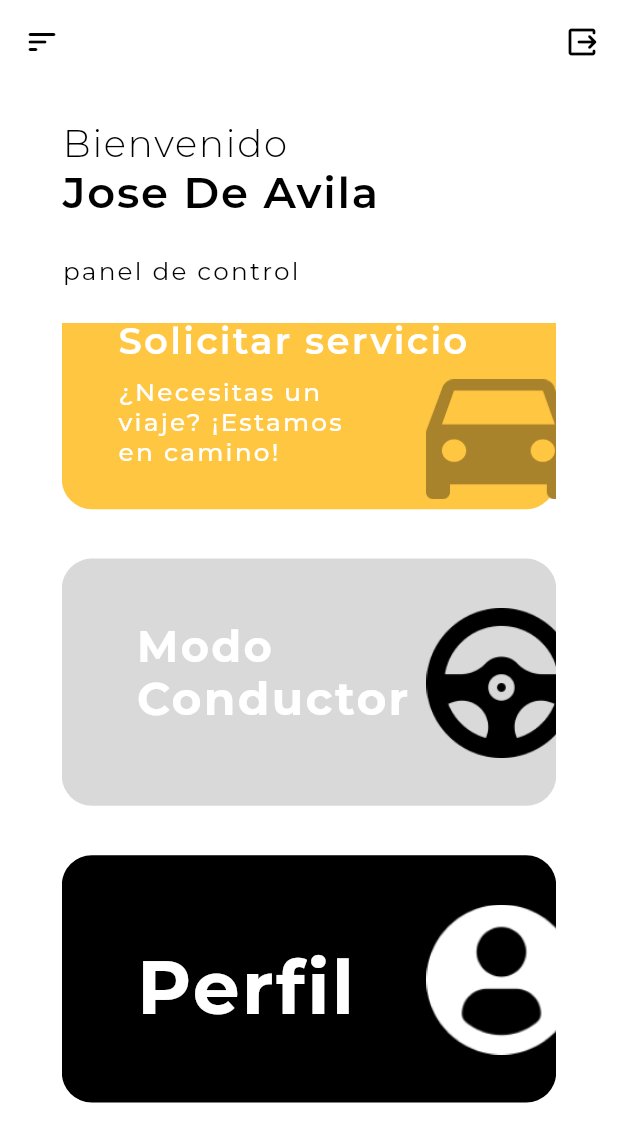
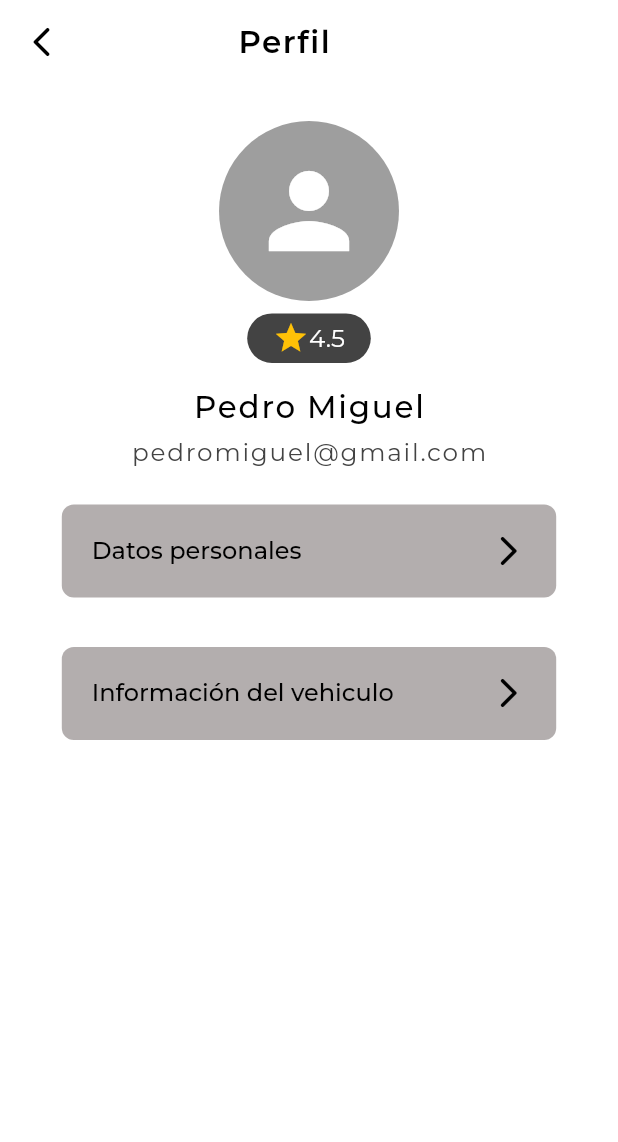
Before and after one commit to jrdeavila/Move, a Flutter app: the DashboardClient screen opened directly, scrolled down 57 dp, after a tap on "Perfil", on a phone screen of 412 x 824 dp. Shown: the top 1142 px of the screen. Run offline on Flutter 3.47's test engine with Material 2 defaults, Android fonts, the phone set to English and light mode, and no system bars; our stand-ins replace get, google_fonts, injectable.

Commit message:
completed profile module

```diff
--- a/move_app/lib/src/presentation/pages/authentication/authentication.dart
+++ b/move_app/lib/src/presentation/pages/authentication/authentication.dart
@@ -1,2 +1,6 @@
 export 'login.dart';
 export 'register.dart';
+export 'package:move_app/src/presentation/pages/verification/verification_code.dart';
+export 'package:move_app/src/presentation/utils/dimensions.dart';
+export 'package:move_app/src/presentation/widgets/button.dart';
+export 'package:move_app/src/presentation/widgets/input.dart';
--- a/move_app/lib/src/presentation/pages/dashboard/client/client.dart
+++ b/move_app/lib/src/presentation/pages/dashboard/client/client.dart
@@ -1 +1,3 @@
 export 'dashboard_client.dart';
+export 'package:move_app/src/presentation/pages/profile/profiles.dart';
+export 'package:move_app/lib.dart';
--- a/move_app/lib/src/presentation/pages/dashboard/client/dashboard_client.dart
+++ b/move_app/lib/src/presentation/pages/dashboard/client/dashboard_client.dart
@@ -1,4 +1,4 @@
-import 'package:move_app/lib.dart';
+import 'client.dart';
 
 class DashboardClient extends StatefulWidget {
   const DashboardClient({super.key});
@@ -86,7 +86,7 @@ class _DashboardClientState extends State<DashboardClient> {
                       colorTitle: Colors.white,
                       root: 'assets/images/profile.png',
                       onPressed: () {
-                        //Get.offAll(() => const Profile());
+                        Get.offAll(() => const Profiles());
                       },
                     ),
                   ]),
--- /dev/null
+++ b/move_app/lib/src/presentation/pages/profile/profile.dart
@@ -0,0 +1,2 @@
+export 'details.dart';
+export 'profiles.dart';
--- /dev/null
+++ b/move_app/lib/src/presentation/pages/profile/profiles.dart
@@ -0,0 +1,124 @@
+import 'package:move_app/lib.dart';
+import 'profile.dart';
+
+class Profiles extends StatefulWidget {
+  const Profiles({super.key});
+
+  @override
+  State<Profiles> createState() => _ProfilesState();
+}
+
+class _ProfilesState extends State<Profiles> {
+  @override
+  Widget build(BuildContext context) {
+    return Scaffold(
+      resizeToAvoidBottomInset: false,
+      backgroundColor: Colors.white,
+      appBar: AppBar(
+        leading: IconButton(
+          onPressed: () {
+            Get.offAll(() => const DashboardClient());
+          },
+          icon: const Icon(Icons.arrow_back_ios_rounded, color: Colors.black),
+        ),
+        backgroundColor: Colors.transparent,
+        elevation: 0,
+        title: Padding(
+          padding: EdgeInsets.only(left: Dimensions.screenWidth * 0.21),
+          child: Text('Perfil',
+              style: GoogleFonts.montserrat(
+                color: Colors.black,
+                fontSize: Dimensions.screenWidth * 0.05,
+                fontWeight: FontWeight.w600,
+                letterSpacing: 1,
+              )),
+        ),
+      ),
+      body: Padding(
+        padding: EdgeInsets.symmetric(
+            horizontal: Dimensions.width10,
+            vertical: Dimensions.screenHeight * 0.03),
+        child: Center(
+          child: Column(
+            crossAxisAlignment: CrossAxisAlignment.center,
+            children: [
+              Container(
+                width: 120,
+                height: 120,
+                decoration: const BoxDecoration(
+                  shape: BoxShape.circle,
+                  color: Colors.grey,
+                ),
+                child: const Icon(
+                  Icons.person,
+                  size: 80,
+                  color: Colors.white,
+                ),
+              ),
+              SizedBox(
+                height: Dimensions.screenHeight * 0.01,
+              ),
+              Container(
+                  width: Dimensions.screenWidth * 0.2,
+                  height: Dimensions.screenHeight * 0.04,
+                  decoration: BoxDecoration(
+                    borderRadius: BorderRadius.circular(20),
+                    color: const Color.fromRGBO(67, 67, 67, 1),
+                  ),
+                  child: Row(
+                    mainAxisAlignment: MainAxisAlignment.center,
+                    children: [
+                      const Icon(
+                        Icons.star,
+                        color: Color.fromRGBO(255, 193, 7, 1),
+                      ),
+                      Text(
+                        '4.5',
+                        style: GoogleFonts.montserrat(
+                          fontSize: Dimensions.screenWidth * 0.04,
+                          fontWeight: FontWeight.w400,
+                          color: Colors.white,
+                        ),
+                      ),
+                    ],
+                  )),
+              SizedBox(
+                height: Dimensions.screenHeight * 0.02,
+              ),
+              Text('Pedro Miguel',
+                  style: GoogleFonts.montserrat(
+                    color: Colors.black,
+                    fontSize: Dimensions.screenWidth * 0.05,
+                    fontWeight: FontWeight.w500,
+                    letterSpacing: 1.2,
+                  )),
+              SizedBox(
+                height: Dimensions.screenHeight * 0.01,
+              ),
+              Text('pedromiguel@gmail.com',
+                  style: GoogleFonts.montserrat(
+                    color: const Color.fromRGBO(67, 67, 67, 1),
+                    fontSize: Dimensions.screenWidth * 0.04,
+                    fontWeight: FontWeight.w400,
+                    letterSpacing: 1.2,
+                  )),
+              SizedBox(
+                height: Dimensions.screenHeight * 0.01,
+              ),
+              CustomButton(
+                  text: 'Datos personales',
+                  icon: Icons.arrow_forward_ios_rounded,
+                  onPressed: () {
+                    Get.offAll(() => const Details());
+                  }),
+              CustomButton(
+                  text: 'Información del vehiculo',
+                  icon: Icons.arrow_forward_ios_rounded,
+                  onPressed: () {})
+            ],
+          ),
+        ),
+      ),
+    );
+  }
+}
--- a/move_app/lib/src/presentation/pages/verification/verification_code.dart
+++ b/move_app/lib/src/presentation/pages/verification/verification_code.dart
@@ -138,6 +138,7 @@ class _VerificationCodeState extends State<VerificationCode> {
                 onPressed: () {
                   Get.offAll(() => const DashboardClient());
                 },
+                color: Colors.black,
               ),
             )
           ],
--- a/move_app/lib/src/presentation/widgets/button.dart
+++ b/move_app/lib/src/presentation/widgets/button.dart
@@ -5,11 +5,13 @@ import 'package:move_app/src/presentation/utils/dimensions.dart';
 class ButtonClassic extends StatefulWidget {
   final String text;
   final VoidCallback onPressed;
+  final Color color;
 
   const ButtonClassic({
     Key? key,
     required this.text,
     required this.onPressed,
+    required this.color,
   }) : super(key: key);
 
   @override
@@ -22,7 +24,7 @@ class _ButtonClassicState extends State<ButtonClassic> {
     return ElevatedButton(
       onPressed: widget.onPressed,
       style: ElevatedButton.styleFrom(
-        backgroundColor: Colors.black,
+        backgroundColor: widget.color,
         shape: RoundedRectangleBorder(
           borderRadius: BorderRadius.circular(15),
         ),
@@ -59,7 +61,9 @@ class CustomButton extends StatefulWidget {
 class _CustomButtonState extends State<CustomButton> {
   @override
   Widget build(BuildContext context) {
-    return TextButton(
+    return Padding(
+      padding: EdgeInsets.symmetric(vertical: Dimensions.screenHeight * 0.02),
+      child: TextButton(
         onPressed: widget.onPressed,
         style: TextButton.styleFrom(
           backgroundColor: const Color.fromARGB(255, 179, 174, 174),
@@ -84,6 +88,7 @@ class _CustomButtonState extends State<CustomButton> {
             ),
           ],
         ),
+      ),
     );
   }
 }
```
Also changed, not shown: move_app/lib/src/presentation/pages/authentication/login.dart (+2 -7 lines), move_app/lib/src/presentation/pages/authentication/register.dart (+2 -7 lines), move_app/lib/src/presentation/pages/profile/details.dart (+105 -0 lines). Lines whose indentation alone changed are shown as unchanged.
